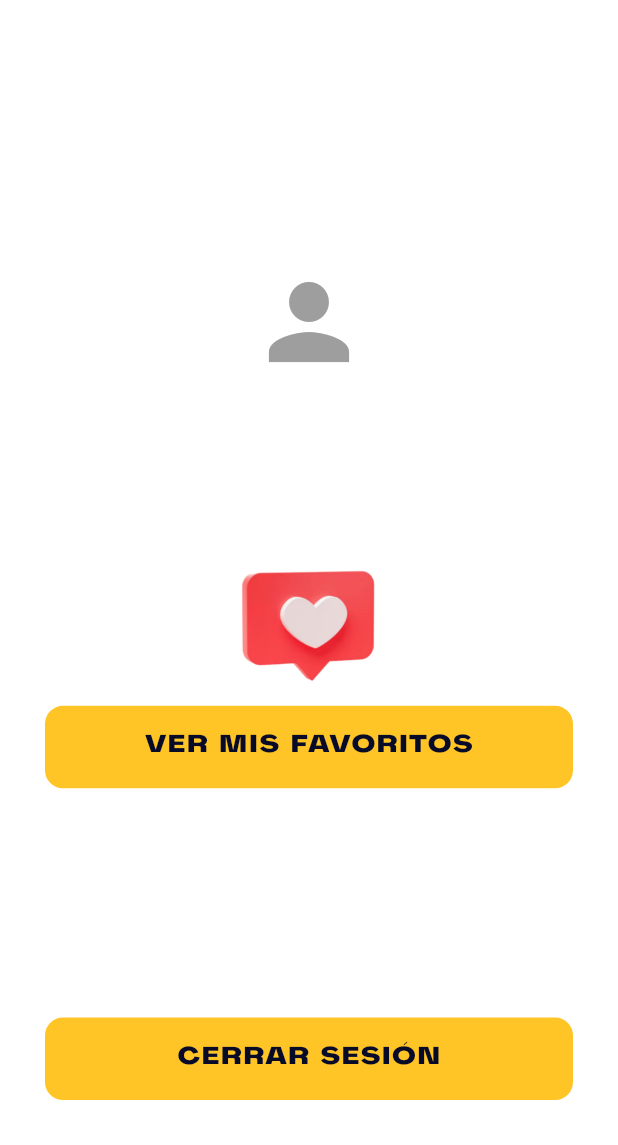
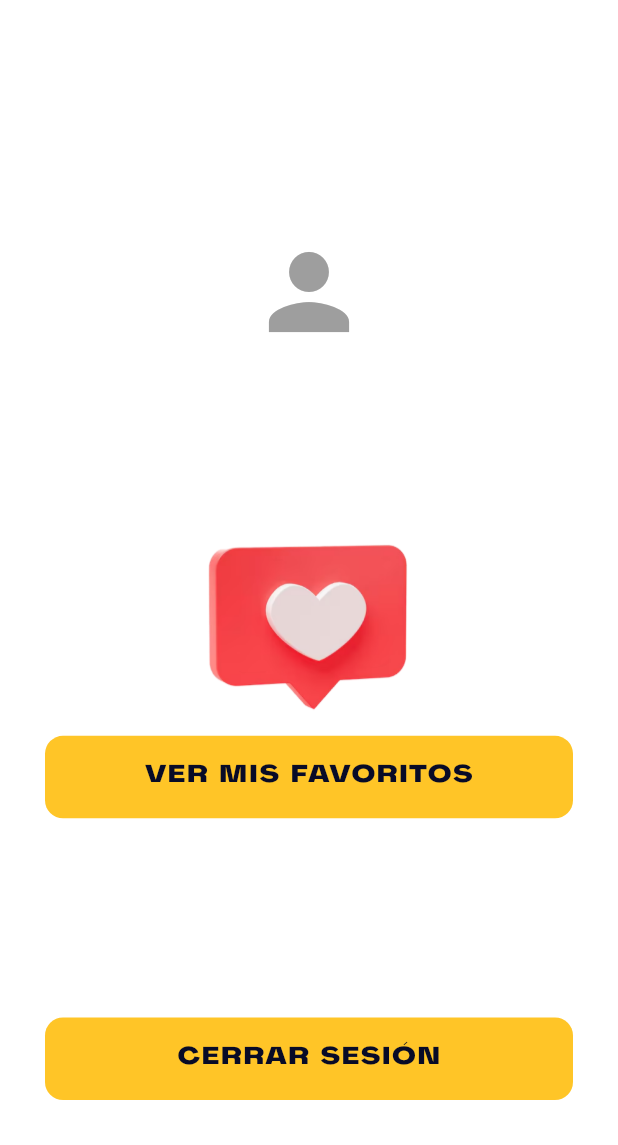
Before and after one commit to juanfranciscovm/cotufaverse, a Flutter app: the LoggedProfileScreen screen opened directly, on a phone screen of 412 x 824 dp, the part 91-1236 px from its top. Run offline on Flutter 3.47's test engine with Material 3 defaults, Android fonts, the phone set to English and light mode, and no system bars; our stand-ins replace app_links, card_swiper, curved_labeled_navigation_bar, google_fonts, shared_preferences; accounts and stored records are empty; network calls fail; Roboto replaces fonts that are missing (AgrandirWideBold); project files that could hold a hidden picture were left out.

Commit message:
improve: aumentado el tamaño de la imagen de favoritos

```diff
--- a/lib/screens/logged_profile_screen.dart
+++ b/lib/screens/logged_profile_screen.dart
@@ -97,7 +97,7 @@ class LoggedProfileScreen extends StatelessWidget {
                       const SizedBox(height: 30),
                       Image.asset(
                         "assets/images/favorite_icon.png",
-                        height: 80,
+                        height: 120,
                         fit: BoxFit.contain,
                       ),
 
```
